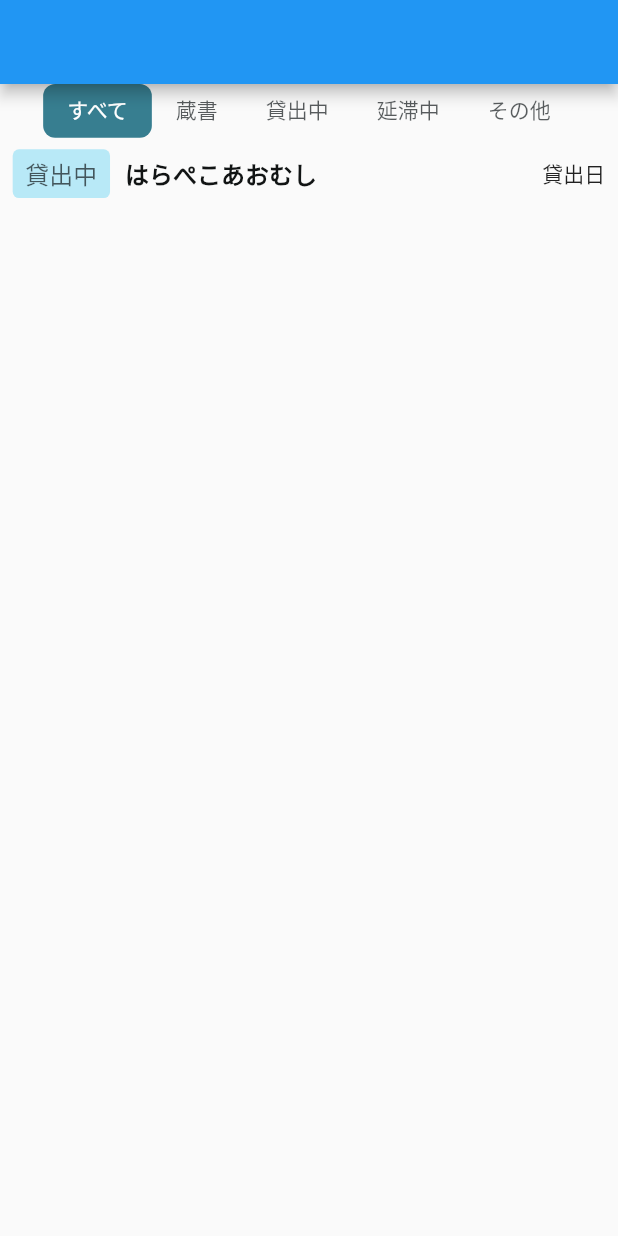
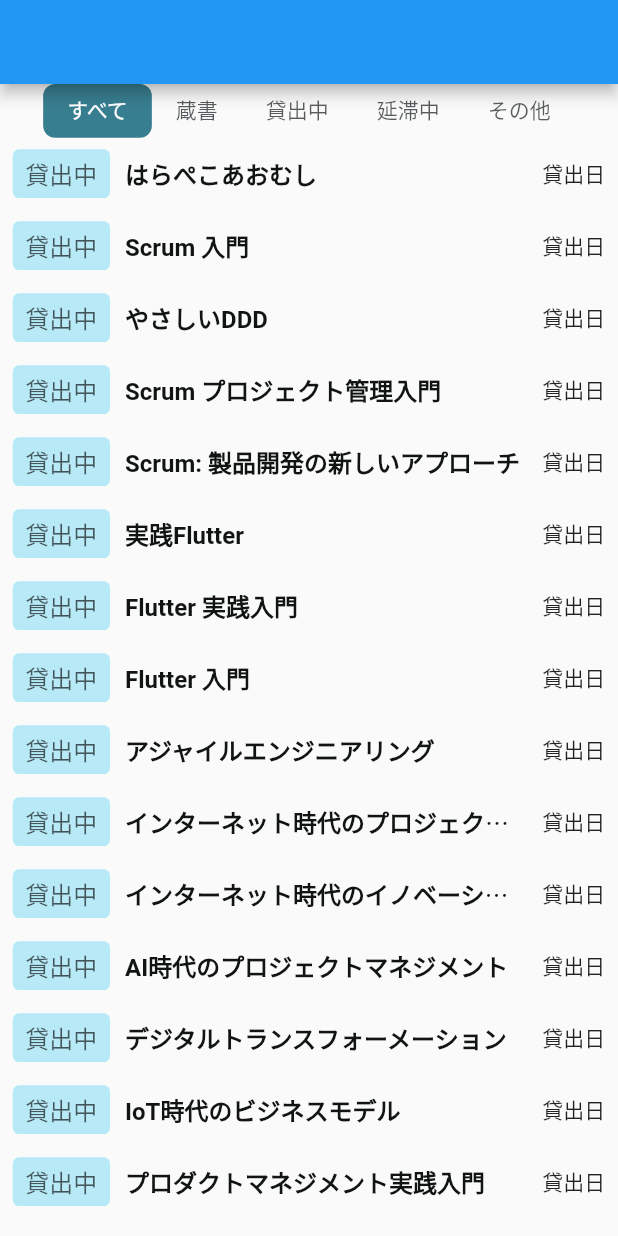
Before and after one commit to Issei-Hiramatsu/my_book_library, a Flutter app: the screen it shows after launch, on a phone screen of 412 x 824 dp. Run offline on Flutter 3.47's test engine with Material 2 defaults, Android fonts, the light colour scheme and no system bars; our stand-ins replace flutter_hooks, flutter_riverpod, flutter_screenutil, freezed_annotation, hooks_riverpod.

Commit message:
add: more_book_sample

```diff
--- a/lib/component/local/book_management/elements/all_book_status_list/hooks/all_book_list.dart
+++ b/lib/component/local/book_management/elements/all_book_status_list/hooks/all_book_list.dart
@@ -1,6 +1,79 @@
 import '/domain/book_document/book_document.dart';
 
-//テスト用
 final allBookList = [
-  BookDocument(id: '1', title: 'はらぺこあおむし', bookStatus: '貸出中')
+  const BookDocument(
+    id: '1',
+    title: 'はらぺこあおむし ',
+    bookStatus: '貸出中',
+  ),
+  const BookDocument(
+    id: '2',
+    title: 'Scrum 入門',
+    bookStatus: '蔵書',
+  ),
+  const BookDocument(
+    id: '3',
+    title: 'やさしいDDD',
+    bookStatus: '貸出中',
+  ),
+  const BookDocument(
+    id: '4',
+    title: 'Scrum プロジェクト管理入門',
+    bookStatus: '蔵書',
+  ),
+  const BookDocument(
+    id: '5',
+    title: 'Scrum: 製品開発の新しいアプローチ',
+    bookStatus: '蔵書',
+  ),
+  const BookDocument(
+    id: '6',
+    title: '実践Flutter ',
+    bookStatus: '貸出中',
+  ),
+  const BookDocument(
+    id: '7',
+    title: 'Flutter 実践入門',
+    bookStatus: '蔵書',
+  ),
+  const BookDocument(
+    id: '8',
+    title: 'Flutter 入門',
+    bookStatus: '貸出中',
+  ),
+  const BookDocument(
+    id: '9',
+    title: 'アジャイルエンジニアリング',
+    bookStatus: '蔵書',
+  ),
+  const BookDocument(
+    id: '10',
+    title: 'インターネット時代のプロジェクトマネジメント ',
+    bookStatus: '蔵書',
+  ),
+  const BookDocument(
+    id: '11',
+    title: 'インターネット時代のイノベーション',
+    bookStatus: '貸出中',
+  ),
+  const BookDocument(
+    id: '12',
+    title: 'AI時代のプロジェクトマネジメント',
+    bookStatus: '蔵書',
+  ),
+  const BookDocument(
+    id: '13',
+    title: 'デジタルトランスフォーメーション',
+    bookStatus: '蔵書',
+  ),
+  const BookDocument(
+    id: '14',
+    title: 'IoT時代のビジネスモデル',
+    bookStatus: '貸出中',
+  ),
+  const BookDocument(
+    id: '15',
+    title: 'プロダクトマネジメント実践入門',
+    bookStatus: '蔵書',
+  )
 ];
--- a/lib/component/local/book_management/elements/book_document_tile/book_document_tile.dart
+++ b/lib/component/local/book_management/elements/book_document_tile/book_document_tile.dart
@@ -40,7 +40,14 @@
                         SizedBox(height: 10.sp),
                         Row(
                           children: [
-                            Text(book.title, style: bodyBold(highEmphasis)),
+                            Container(
+                              width: 250.sp,
+                              child: Text(
+                                book.title,
+                                style: bodyBold(highEmphasis),
+                                overflow: TextOverflow.ellipsis,
+                              ),
+                            ),
                             const Spacer(),
                             const Text('貸出日'),
                           ],
```
